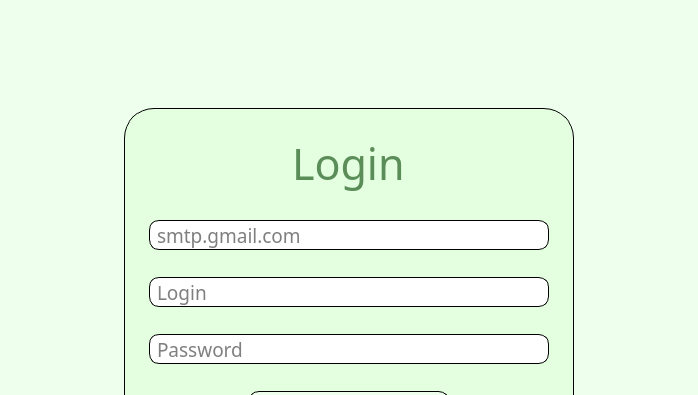
Old version of the form mainwindow.ui in the repository UA-1240-C/smtp-ui; both pictures show x 0 to 698 and y 0 to 395 of the 698 by 567 pixel window.
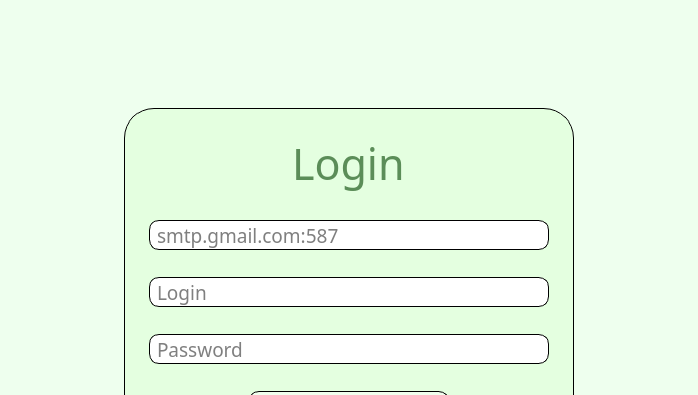
New version of the form.

Commit message: added specification of the port in the server string

Diff of the .ui file:
```diff
--- a/mainwindow.ui
+++ b/mainwindow.ui
@@ -183,7 +183,7 @@
               <string/>
              </property>
              <property name="placeholderText">
-              <string>smtp.gmail.com</string>
+              <string>smtp.gmail.com:587</string>
              </property>
             </widget>
            </item>
```
The commit also changes 1 other file.
